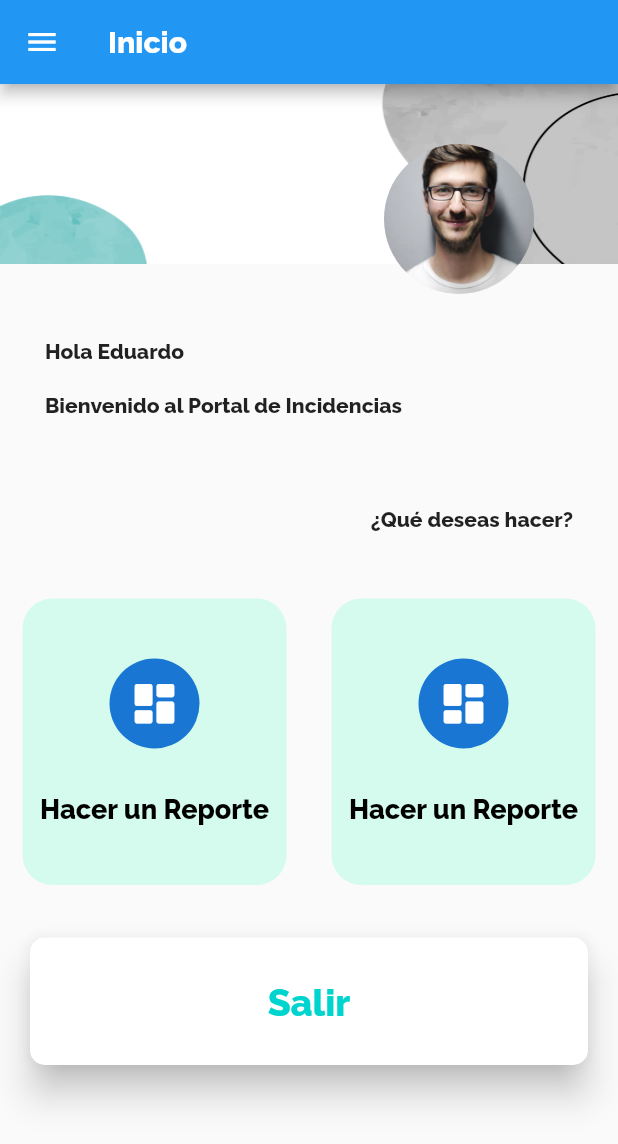
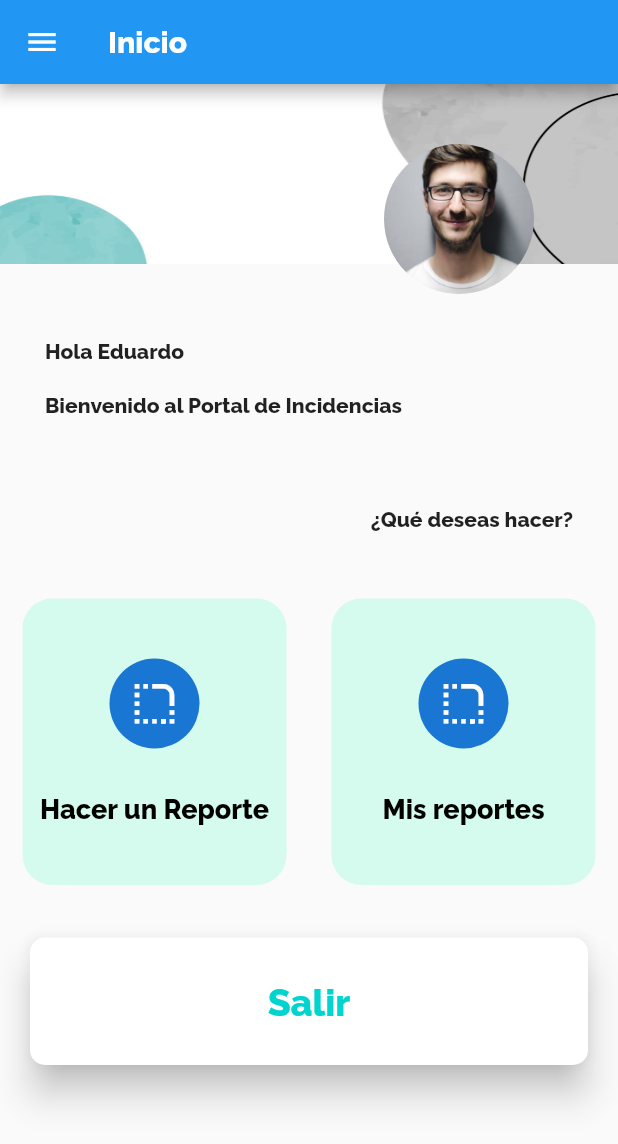
Before and after one commit to paoyomira/app_sucre, a Flutter app: the HomeScreen screen opened by its route, on a phone screen of 412 x 824 dp. Shown: the top 1144 px of the screen. Run offline on Flutter 3.47's test engine with Material 2 defaults, Android fonts, the phone set to English and light mode, and no system bars; our stand-ins replace flutter_dotenv, flutter_secure_storage; accounts and stored records are empty.

Commit message:
Arreglo de Home

```diff
--- a/lib/screens/home/home_screen.dart
+++ b/lib/screens/home/home_screen.dart
@@ -25,8 +25,14 @@ class HomeScreen extends StatelessWidget {
               Table(
                 children: const [
                   TableRow(children: [
-                    HomeCardWidget(),
-                    HomeCardWidget(),
+                    HomeCardWidget(
+                        url: 'incidents',
+                        textButton: 'Hacer un Reporte',
+                        icon: Icons.rounded_corner),
+                    HomeCardWidget(
+                        url: 'latestreports',
+                        textButton: 'Mis reportes',
+                        icon: Icons.rounded_corner),
                   ]),
                 ],
               ),
--- a/lib/screens/incidents/incidents_screen.dart
+++ b/lib/screens/incidents/incidents_screen.dart
@@ -30,7 +30,3 @@ class IncidentsScreen extends StatelessWidget {
                     incidentsType: apiService.incidentsTypes[index]))));
   }
 }
-// ListView.builder(
-//                 scrollDirection: Axis.vertical,
-//                 itemBuilder: (_, int index) => IncidentCardWidget(
-//                     incidentsType: apiService.incidentsTypes[index]))
--- a/lib/widgets/cards/home_card_widget.dart
+++ b/lib/widgets/cards/home_card_widget.dart
@@ -3,38 +3,44 @@ import 'package:app_sucre/services/services.dart';
 import 'package:provider/provider.dart';
 
 class HomeCardWidget extends StatelessWidget {
-  const HomeCardWidget({Key? key}) : super(key: key);
+  final String url;
+  final String textButton;
+  final IconData icon;
+  const HomeCardWidget(
+      {Key? key,
+      required this.url,
+      required this.textButton,
+      required this.icon})
+      : super(key: key);
 
   @override
   Widget build(BuildContext context) {
-    final authService = Provider.of<AuthService>(context, listen: false);
     return GestureDetector(
         onTap: () {
-          authService;
-          Navigator.pushReplacementNamed(context, 'incidents');
+          Navigator.pushReplacementNamed(context, url);
         },
         child: Container(
           margin: const EdgeInsets.all(15),
-          padding: EdgeInsets.all(10),
+          padding: const EdgeInsets.all(10),
           decoration: BoxDecoration(
             color: const Color.fromRGBO(211, 251, 237, 0.98),
             borderRadius: BorderRadius.circular(20),
           ),
           child: Column(
             mainAxisAlignment: MainAxisAlignment.spaceAround,
-            children: const [
-              SizedBox(height: 30),
+            children: [
+              const SizedBox(height: 30),
               CircleAvatar(
                 child: Icon(
-                  Icons.dashboard_rounded,
+                  icon,
                   size: 35,
                 ),
                 radius: 30,
               ),
-              SizedBox(height: 30),
-              Text('Hacer un Reporte',
-                  style: TextStyle(color: Colors.black, fontSize: 18)),
-              SizedBox(height: 30),
+              const SizedBox(height: 30),
+              Text(textButton,
+                  style: const TextStyle(color: Colors.black, fontSize: 18)),
+              const SizedBox(height: 30),
             ],
           ),
         ));
```
Also changed, not shown: lib/screens/reports/citizen_report_screen.dart (+70 -43 lines), lib/services/app_services/generalapi_service.dart (+5 -4 lines).
